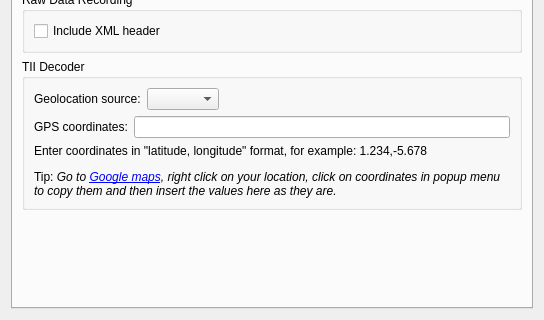
Above: gui/setupdialog.ui from KejPi/AbracaDABra before the change; both pictures show x 0 to 544 and y 314 to 634 of the 544 by 634 pixel window. Below: the same form after it.
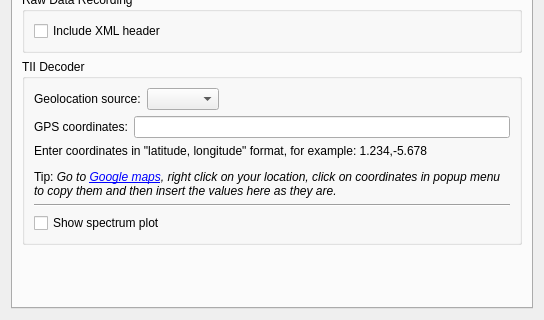
That is the form after the change. Custom widgets are drawn as their Qt base class.

Commit message: feat: TII spectrum plot is optional, disabled by default.

The edit to the form file:
```diff
--- a/gui/setupdialog.ui
+++ b/gui/setupdialog.ui
@@ -1807,6 +1807,20 @@
             </widget>
            </widget>
           </item>
+          <item>
+           <widget class="Line" name="tiiHline">
+            <property name="orientation">
+             <enum>Qt::Horizontal</enum>
+            </property>
+           </widget>
+          </item>
+          <item>
+           <widget class="QCheckBox" name="tiiSpectPlotCheckBox">
+            <property name="text">
+             <string>Show spectrum plot</string>
+            </property>
+           </widget>
+          </item>
          </layout>
         </widget>
        </item>
```
The commit also changes 5 other files.
